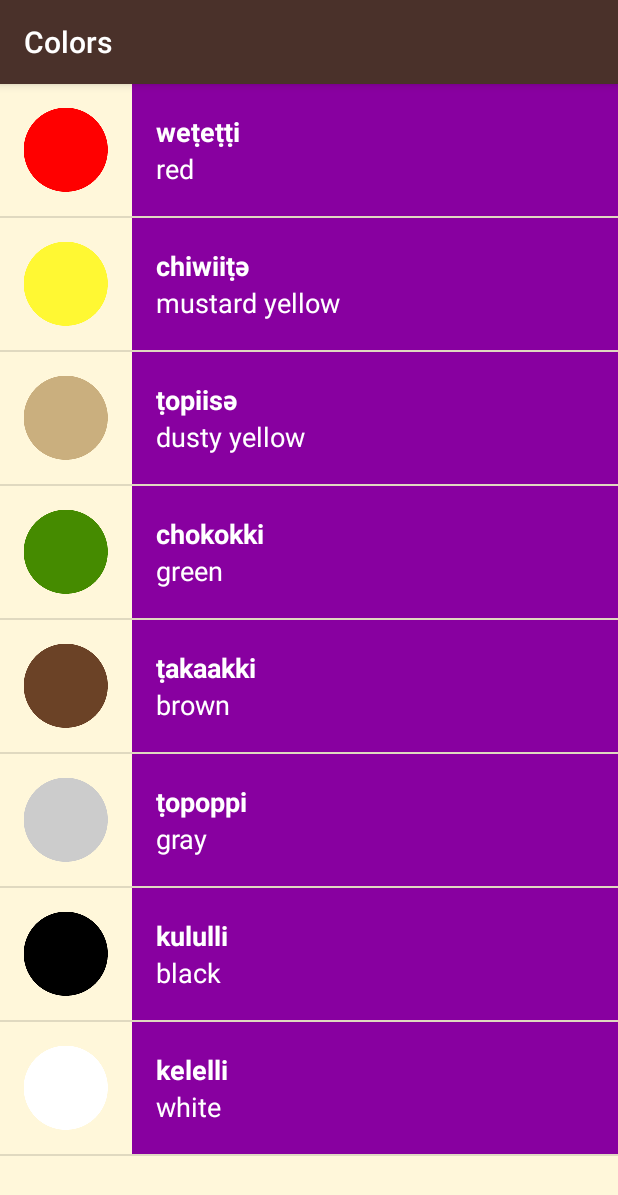
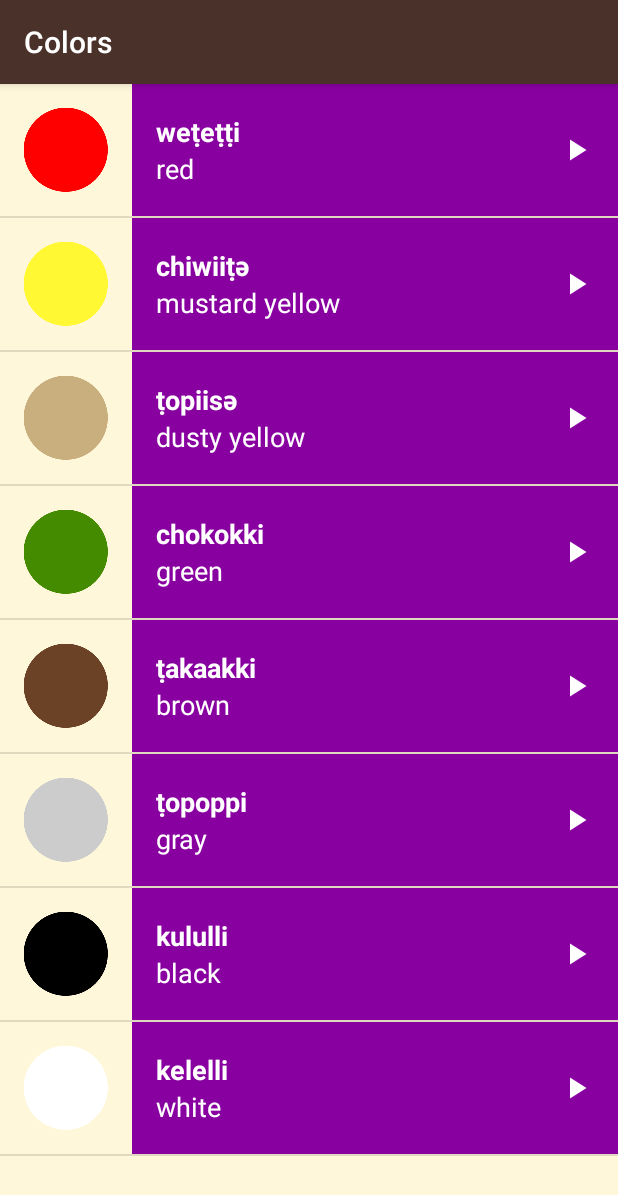
Before and after one commit to Kezyn/Miwok, an Android app: the ColorsActivity screen opened directly, with no data from a screen before it, on a phone screen of 412 x 824 dp. Shown: the top 1195 px of the screen. Run offline under Robolectric (Android 15) with nearby library versions, the phone set to English and light mode, and no system bars.

Commit message:
Add play button to list item layout.

```diff
--- a/AndroidStudioProjects/Udacity/03MultiscreenApps/Miwok/app/src/main/res/layout/list_item.xml
+++ b/AndroidStudioProjects/Udacity/03MultiscreenApps/Miwok/app/src/main/res/layout/list_item.xml
@@ -1,10 +1,9 @@
 <?xml version="1.0" encoding="utf-8"?>
-<LinearLayout xmlns:android="http://schemas.android.com/apk/res/android"
+<RelativeLayout xmlns:android="http://schemas.android.com/apk/res/android"
     xmlns:tools="http://schemas.android.com/tools"
     android:layout_width="match_parent"
     android:layout_height="wrap_content"
-    android:minHeight="@dimen/list_item_height"
-    android:orientation="horizontal">
+    android:minHeight="@dimen/list_item_height">
 
     <ImageView
         android:id="@+id/img"
@@ -14,11 +13,15 @@
 
     <LinearLayout
         android:layout_width="match_parent"
-        android:layout_height="match_parent"
+        android:layout_height="@dimen/list_item_height"
         android:gravity="center_vertical"
         android:orientation="vertical"
         android:paddingLeft="16dp"
-        android:id="@+id/text_container">
+        android:id="@+id/text_container"
+        android:layout_toRightOf="@id/img"
+        android:layout_alignParentBottom="true"
+        android:layout_alignParentTop="true"
+        android:layout_alignParentRight="true">
 
         <TextView
             android:id="@+id/miwok_text_view"
@@ -38,4 +41,11 @@
             tools:text="one" />
 
     </LinearLayout>
-</LinearLayout>
+    <ImageView
+        android:layout_width="24dp"
+        android:layout_height="24dp"
+        android:src="@drawable/ic_play_arrow"
+        android:layout_alignParentRight="true"
+        android:layout_centerVertical="true"
+        android:layout_marginRight="16dp"/>
+</RelativeLayout>
```
Also changed, not shown: AndroidStudioProjects/Udacity/03MultiscreenApps/Miwok/app/src/main/res/drawable-hdpi/ic_play_arrow.png (added), AndroidStudioProjects/Udacity/03MultiscreenApps/Miwok/app/src/main/res/drawable-mdpi/ic_play_arrow.png (added), AndroidStudioProjects/Udacity/03MultiscreenApps/Miwok/app/src/main/res/drawable-xhdpi/ic_play_arrow.png (added), AndroidStudioProjects/Udacity/03MultiscreenApps/Miwok/app/src/main/res/drawable-xxhdpi/ic_play_arrow.png (added), AndroidStudioProjects/Udacity/03MultiscreenApps/Miwok/app/src/main/res/drawable-xxxhdpi/ic_play_arrow.png (added).
